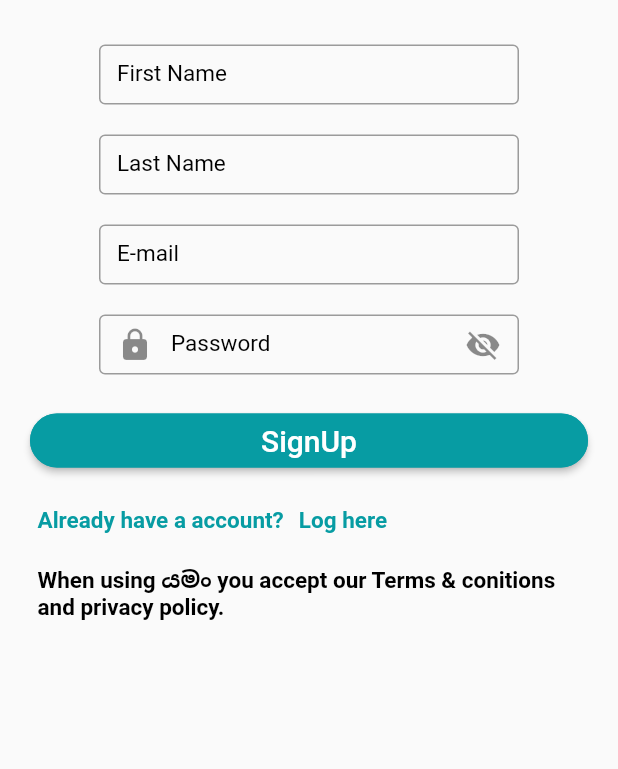
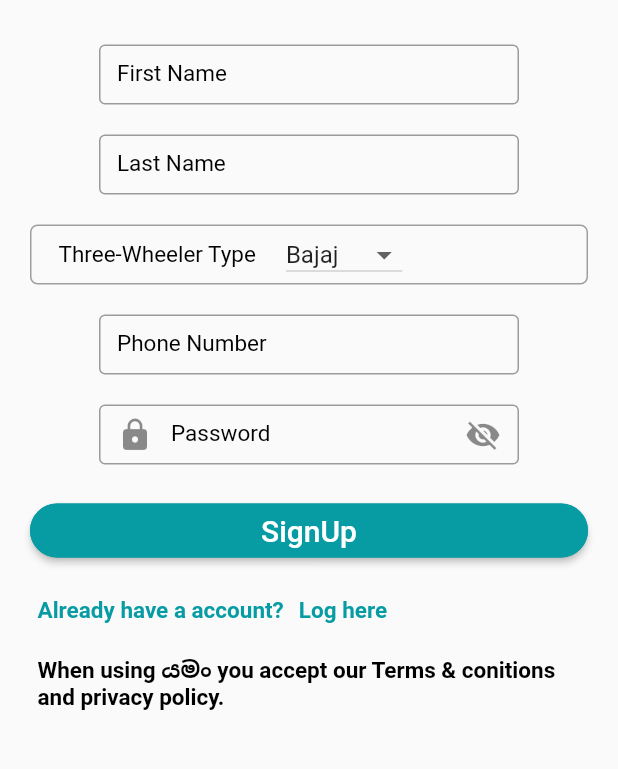
Before and after one commit to Charunirathnayake/Flutter_project2, a Flutter app: the screen it shows after launch, on a phone screen of 412 x 824 dp, the part 278-1047 px from its top. Run offline on Flutter 3.47's test engine with Material 2 defaults, Android fonts, the phone set to English and light mode, and no system bars.

Commit message:
drivers signup

```diff
--- /dev/null
+++ b/sample_project/lib/app_screen/driver_signup.dart
@@ -0,0 +1,291 @@
+import 'package:flutter/material.dart';
+
+//create appbar
+class DriverSignup extends StatelessWidget{
+  @override
+  Widget build(BuildContext context) {
+
+    return Scaffold(
+      //body:Choosepage(),
+      appBar: AppBar(
+        title: Text(
+          'SignUp',
+          style: TextStyle(fontSize: 25.0),
+        ),
+        backgroundColor: Color(0xff079CA3),
+      ),
+      body: RegisterDriver(),
+    );
+  }
+}
+
+class RegisterDriver extends StatefulWidget{
+  @override
+  State<StatefulWidget> createState() {
+
+    return RegisterDriver_state();
+  }
+}
+
+class RegisterDriver_state extends State<RegisterDriver>{
+
+  var _threewheeler_type=['Bajaj','Piaggio'];
+  var currentvalue='Bajaj';
+
+  @override
+  Widget build(BuildContext context) {
+    return Form(
+      child:
+    Container(
+      child: ListView(children: <Widget>[
+        Text(
+          'Your Signup will show up here.',
+          style: TextStyle(
+            fontSize: 30.0,
+            fontWeight: FontWeight.bold,
+            color: Colors.black,
+          ),
+        ),
+        SizedBox(
+          height: 30.0,
+        ),
+        Text('SignUp',
+            style: TextStyle(
+                color: Color(0xff079CA3),
+                fontWeight: FontWeight.bold,
+                fontSize: 25.0)),
+        SizedBox(
+          height: 30.0,
+        ),
+
+
+
+
+
+//firstname textfield
+         Center(child: Container(
+          height:40.0 ,
+          width:280.0 ,
+        child: TextFormField(
+
+          decoration: InputDecoration(
+              labelText: 'First Name',
+              labelStyle: TextStyle(fontSize: 15.0,color: Colors.black),
+              hintText: 'Nipun',
+              hintStyle: TextStyle(fontSize: 15.0, color: Colors.grey),
+              border: OutlineInputBorder(
+              borderSide: BorderSide(
+                color: Colors.grey
+              )
+
+              )
+              ),
+        )
+        ,)
+         ,),
+         SizedBox(
+           height: 20.0,
+         ),
+// lastname field
+         Center(child: Container(
+          height:40.0 ,
+          width:280.0 ,
+        child: TextFormField(
+           decoration: InputDecoration(
+            hoverColor: Color(0xffBA680B),
+              labelText: 'Last Name',
+              labelStyle: TextStyle(fontSize: 15.0,color: Colors.black),
+              hintText: 'Sachintha',
+              hintStyle: TextStyle(fontSize: 15.0, color: Colors.grey),
+              border: OutlineInputBorder(
+              borderSide: BorderSide(
+                color: Colors.grey
+              )
+
+              )
+              ),
+        )
+        ,)
+         ,),
+
+         SizedBox(
+           height: 20.0
+         ),
+
+         //select the three-wheeler type
+        Padding(
+          padding: const EdgeInsets.only(left:20.0,right: 20.0),
+          child: Container(
+            height:40.0 ,
+            width:280.0 ,
+              decoration: BoxDecoration(
+                borderRadius: BorderRadius.circular(5.0),
+                border: Border.all(
+                  width: 1.0,
+                  color: Colors.grey
+                )
+              ),
+                child: Padding(
+                  padding: const EdgeInsets.only(left:18.0),
+                  child: Row(
+                    children: <Widget>[
+                      Text('Three-Wheeler Type',style: TextStyle(fontSize: 15.0,color: Colors.black),),
+                          SizedBox(
+                            width: 20.0,
+                          ),
+                      //dropdownbutton for select the type
+                      DropdownButton<String>(
+                          items: _threewheeler_type.map((String dropDownStringItem){
+                            return DropdownMenuItem<String>(
+                              value: dropDownStringItem,
+                              child: Text(dropDownStringItem),
+                            );
+                          }).toList(),
+
+                          onChanged: (String valueselected){
+                            //TODO:when user select the button what will happen
+                            setState(() {
+                              this.currentvalue=valueselected;
+                            });
+                          },
+                          value: currentvalue,
+                      )
+                    ],
+                  ),
+                ),
+              ),
+        ),
+
+SizedBox(height: 20.0,),
+
+         //phone number
+         Center(child: Container(
+          height:40.0 ,
+          width:280.0 ,
+        child: TextFormField(
+          decoration: InputDecoration(
+              labelText: 'Phone Number',
+              labelStyle: TextStyle(fontSize: 15.0,color: Colors.black),
+              hintText: '0xx2545335',
+              hintStyle: TextStyle(fontSize: 15.0, color: Colors.grey),
+              border: OutlineInputBorder(
+              borderSide: BorderSide(
+                color: Colors.grey
+              )
+
+              )
+              ),
+        )
+        ,)
+         ,),
+
+          SizedBox(
+           height: 20.0,
+         ),
+
+         //password field
+          Center(
+      child: Container(
+        height: 40.0,
+        width: 280.0,
+        child: TextFormField(
+         obscureText: true,
+          decoration: InputDecoration(
+              prefixIcon:
+                 Icon(Icons.lock),
+              suffixIcon:
+                  IconButton(
+                      onPressed: () {
+                        //todolist
+                      },
+                      icon: Icon(Icons.visibility_off),
+                    ),
+              labelText: 'Password',
+              labelStyle: TextStyle(fontSize: 15.0,color: Colors.black),
+              hintText: 'Password',
+              hintStyle: TextStyle(fontSize: 15.0, color: Colors.grey),
+              border: OutlineInputBorder(
+               borderSide: BorderSide(
+                color: Colors.grey
+              )
+              )
+              ),
+          keyboardType: TextInputType.emailAddress,
+        ),
+      ),
+    ),
+
+     SizedBox(
+           height: 20.0,
+         ),
+
+    //sign up button
+      Padding(
+          padding: EdgeInsets.only(left: 20.0,right: 20.0),
+          child: RaisedButton(
+            color: Color(0xff079CA3),
+            hoverColor: Color(0xffF5CA99),
+            onPressed: () {},
+            shape: RoundedRectangleBorder(
+              borderRadius: BorderRadius.circular(40.0),
+              side: BorderSide(color: Color(0xff079CA3)),
+            ),
+            child: Text('SignUp',style:TextStyle(color: Colors.white,fontSize: 20.0),)
+          ),
+        ),
+
+        SizedBox(
+          height: 20.0,
+        ),
+
+
+        Row(children: <Widget>[
+          SizedBox(
+            width: 25.0,
+          ),
+            Text('Already have a account?',style:TextStyle(
+          decorationStyle: TextDecorationStyle.solid, fontSize: 15.0,
+                    color: Color(0xff079CA3),
+                    fontWeight: FontWeight.bold  )
+                    ),
+
+             SizedBox(width: 10.0,),
+
+            GestureDetector(
+              child: Text(
+                'Log here',
+                style: TextStyle(
+                    decorationStyle: TextDecorationStyle.solid, fontSize: 15.0,
+                    color: Color(0xff079CA3),
+                    fontWeight: FontWeight.bold
+                    ),
+              ),
+              onTap: () {
+                //TODO:DEFINE ONTAP
+              },
+            ),
+
+
+        ],
+        ),
+
+        SizedBox(
+          height: 20.0,
+          width: 25.0,
+        ),
+
+        Padding(child:Text('When using යමං you accept our Terms & conitions and privacy policy.',style:TextStyle(color: Colors.black,
+        fontWeight:FontWeight.bold,fontSize:15.0
+        )
+        ),
+        padding: EdgeInsets.only(right: 25.0,left: 25.0),
+        ),
+
+        SizedBox(height: 10.0,)
+
+        ]
+        )
+        )
+     ) ;
+  }
+}
--- a/sample_project/lib/main.dart
+++ b/sample_project/lib/main.dart
@@ -1,5 +1,6 @@
 import 'package:flutter/material.dart';
 import 'package:sample_project/app_screen/passenger_signup.dart';
+import 'package:sample_project/app_screen/driver_signup.dart';
 
 
 void main(){
@@ -9,7 +10,7 @@ void main(){
         theme:ThemeData(
           primarySwatch: Colors.blueGrey
       ),
-      home: PassengerSignup(),
+      home: DriverSignup(),
       debugShowCheckedModeBanner: false,
     )
   );
```
